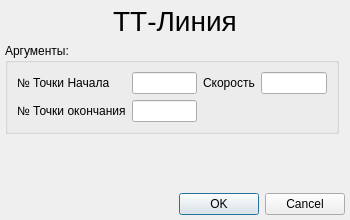
Old version of the form KAMEditor/gui/commands/ttlinedialog.ui in the repository Xtail96/SML.
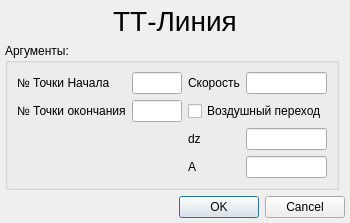
New version of the form.

Commit message: Изменена команда ТТ-Линия

The edit to the form file:
```diff
--- a/KAMEditor/gui/commands/ttlinedialog.ui
+++ b/KAMEditor/gui/commands/ttlinedialog.ui
@@ -54,6 +54,19 @@
       <string>Аргументы:</string>
      </property>
      <layout class="QGridLayout" name="gridLayout">
+      <item row="1" column="2" colspan="2">
+       <widget class="QCheckBox" name="ttline_air_passage_checkBox">
+        <property name="text">
+         <string>Воздушный переход</string>
+        </property>
+       </widget>
+      </item>
+      <item row="2" column="3">
+       <widget class="QLineEdit" name="ttline_dz_lineEdit"/>
+      </item>
+      <item row="0" column="1">
+       <widget class="QLineEdit" name="ttline_start_point_lineEdit"/>
+      </item>
       <item row="0" column="0">
        <widget class="QLabel" name="ttline_start_point_label">
         <property name="text">
@@ -61,9 +74,6 @@
         </property>
        </widget>
       </item>
-      <item row="0" column="1">
-       <widget class="QLineEdit" name="ttline_start_point_lineEdit"/>
-      </item>
       <item row="0" column="2">
        <widget class="QLabel" name="ttline_velocity_label">
         <property name="text">
@@ -71,6 +81,9 @@
         </property>
        </widget>
       </item>
+      <item row="1" column="1">
+       <widget class="QLineEdit" name="ttline_finish_point_lineEdit"/>
+      </item>
       <item row="0" column="3">
        <widget class="QLineEdit" name="ttline_velocity_lineEdit"/>
       </item>
@@ -81,8 +94,22 @@
         </property>
        </widget>
       </item>
-      <item row="1" column="1">
-       <widget class="QLineEdit" name="ttline_finish_point_lineEdit"/>
+      <item row="2" column="2">
+       <widget class="QLabel" name="ttline_dz_label">
+        <property name="text">
+         <string>dz</string>
+        </property>
+       </widget>
+      </item>
+      <item row="3" column="2">
+       <widget class="QLabel" name="ttline_a_coordinate_label">
+        <property name="text">
+         <string>A</string>
+        </property>
+       </widget>
+      </item>
+      <item row="3" column="3">
+       <widget class="QLineEdit" name="ttline_a_coordinate_lineEdit"/>
       </item>
      </layout>
     </widget>
```
The commit also changes 1 other file.
